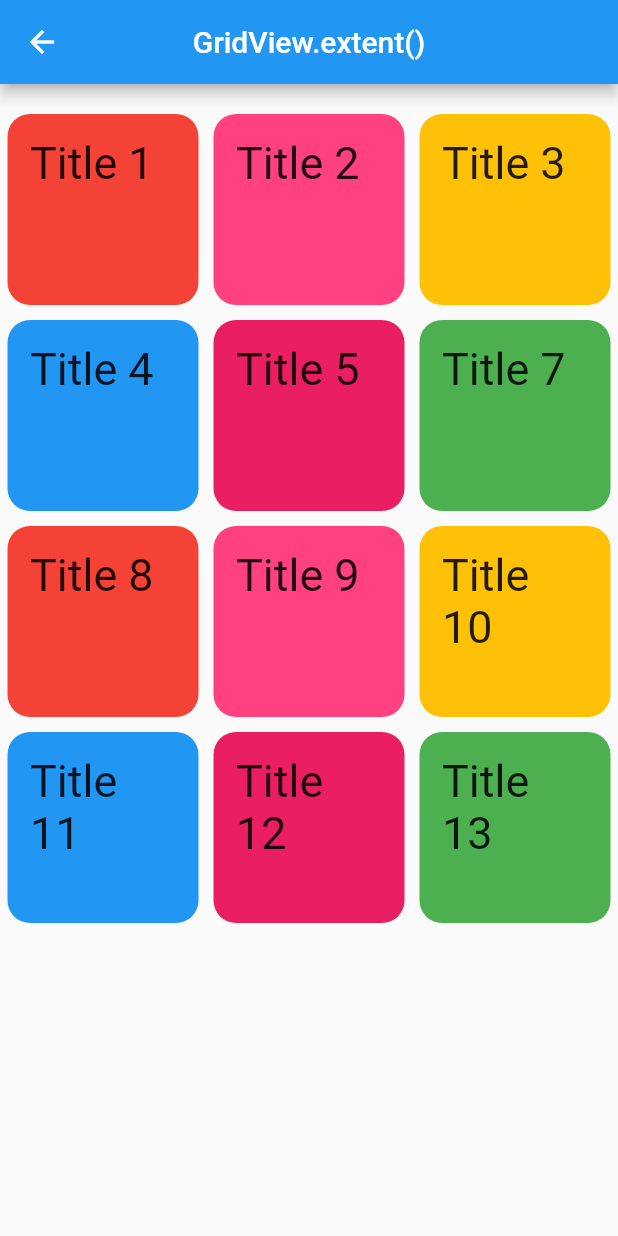
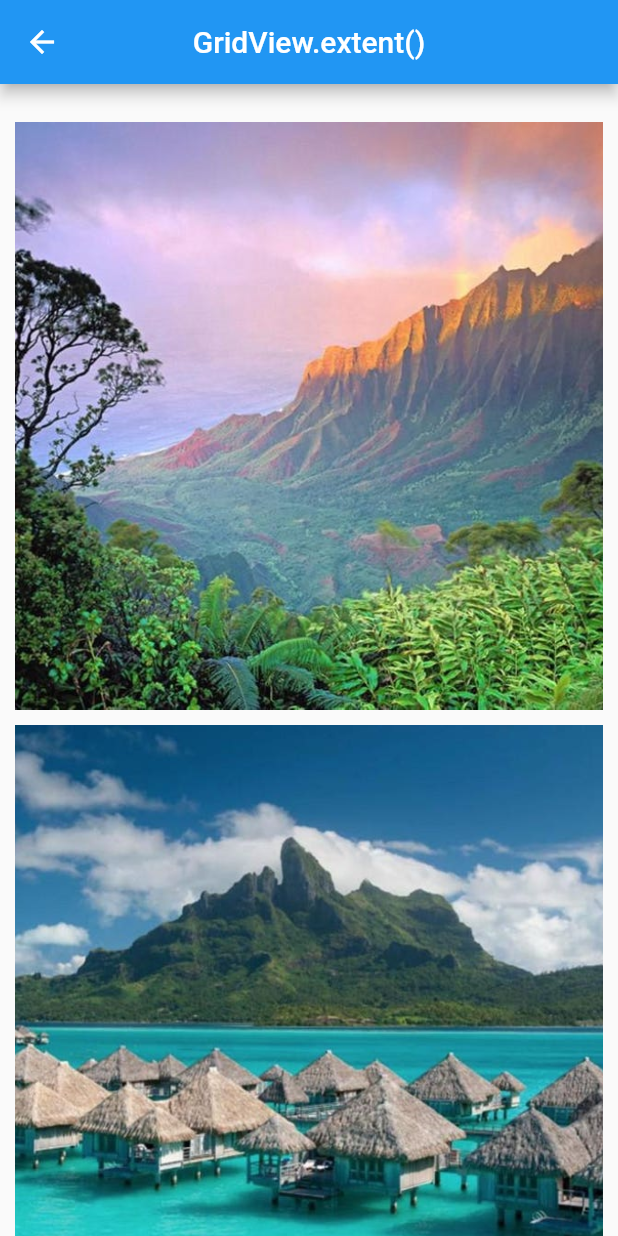
Before and after one commit to oussemanaffetyy/ListView-GridView-Flutter, a Flutter app: the MyGridViewExtentPage screen opened directly, on a phone screen of 412 x 824 dp. Run offline on Flutter 3.47's test engine with Material 2 defaults, Android fonts, the light colour scheme and no system bars; our stand-ins replace easy_splash_screen.

Commit message:
Presque code final n 03

```diff
--- a/lib/Pages/GridViewPages/MyGridViewExtentPage.dart
+++ b/lib/Pages/GridViewPages/MyGridViewExtentPage.dart
@@ -1,25 +1,30 @@
 import 'package:flutter/material.dart';
 
-class MyGridViewExtentPage extends StatefulWidget {
-  @override
-  State<MyGridViewExtentPage> createState() => _MyGridViewExtentPageState();
-}
+class MyGridViewExtentPage extends StatelessWidget {
+  final List<String> images = [
+    "assets/Places/1.jpg",
+    "assets/Places/2.jpg",
+    "assets/Places/3.jpg",
+    "assets/Places/4.jpg",
+    "assets/Places/5.jpg",
+    "assets/Places/6.jpg",
+    "assets/Places/7.jpg",
+    "assets/Places/8.jpg",
+    "assets/Places/9.jpg",
+    "assets/Places/10.jpg",
+    "assets/Places/11.jpg",
+    "assets/Places/12.jpg",
+    "assets/Places/13.jpg",
+    "assets/Places/14.jpg",
+    "assets/Places/15.jpg",
+    "assets/Places/16.jpg",
+    "assets/Places/17.jpg",
+    "assets/Places/18.jpg",
+    "assets/Places/19.jpg",
+    "assets/Places/20.jpg",
+    "assets/Places/21.jpg",
+  ];
 
-Widget info(String title, Color color) {
-  return Container(
-    padding: EdgeInsets.all(15),
-        margin:EdgeInsets.all(5),
-
-    child: Text(
-      title,
-      style: TextStyle(fontSize: 30),
-    ),
-    decoration:
-        BoxDecoration(color: color, borderRadius: BorderRadius.circular(15)),
-  );
-}
-
-class _MyGridViewExtentPageState extends State<MyGridViewExtentPage> {
   @override
   Widget build(BuildContext context) {
     return Scaffold(
@@ -30,21 +35,11 @@ class _MyGridViewExtentPageState extends State<MyGridViewExtentPage> {
       body: Container(
         padding: EdgeInsets.only(top: 15),
         child: GridView.extent(
-          maxCrossAxisExtent: 150,
-          children: <Widget>[
-            info('Title 1', Colors.red),
-            info('Title 2', Colors.pinkAccent),
-            info('Title 3', Colors.amber),
-            info('Title 4', Colors.blue),
-            info('Title 5', Colors.pink),
-            info('Title 7', Colors.green),
-            info('Title 8', Colors.red),
-            info('Title 9', Colors.pinkAccent),
-            info('Title 10', Colors.amber),
-            info('Title 11', Colors.blue),
-            info('Title 12', Colors.pink),
-            info('Title 13', Colors.green),
-          ],
+          maxCrossAxisExtent: 400,
+          mainAxisSpacing: 10,
+          crossAxisSpacing: 10,
+          padding: const EdgeInsets.all(10),
+          children: images.map((image) => Image.asset(image, fit: BoxFit.cover)).toList(),
         ),
       ),
     );
```
Also changed, not shown: 1 other file.
